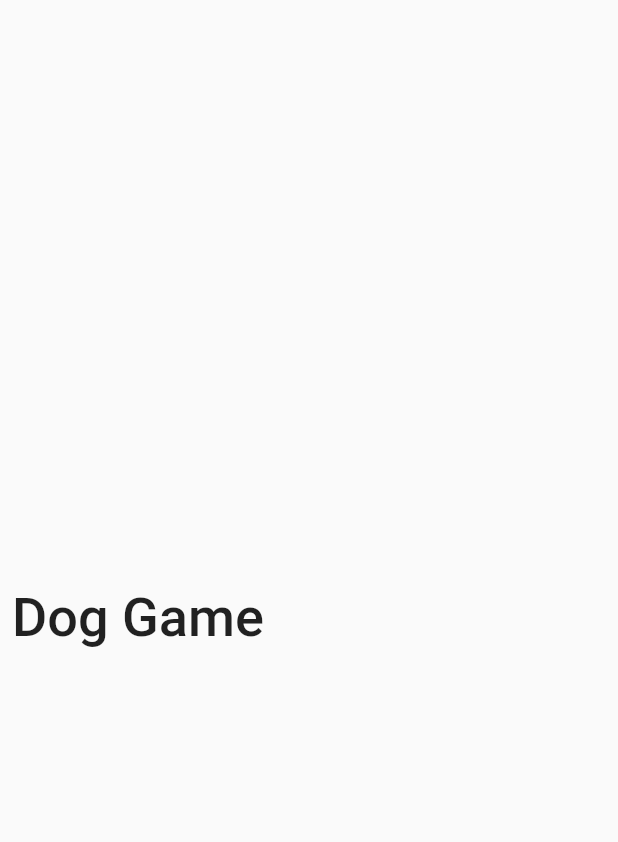
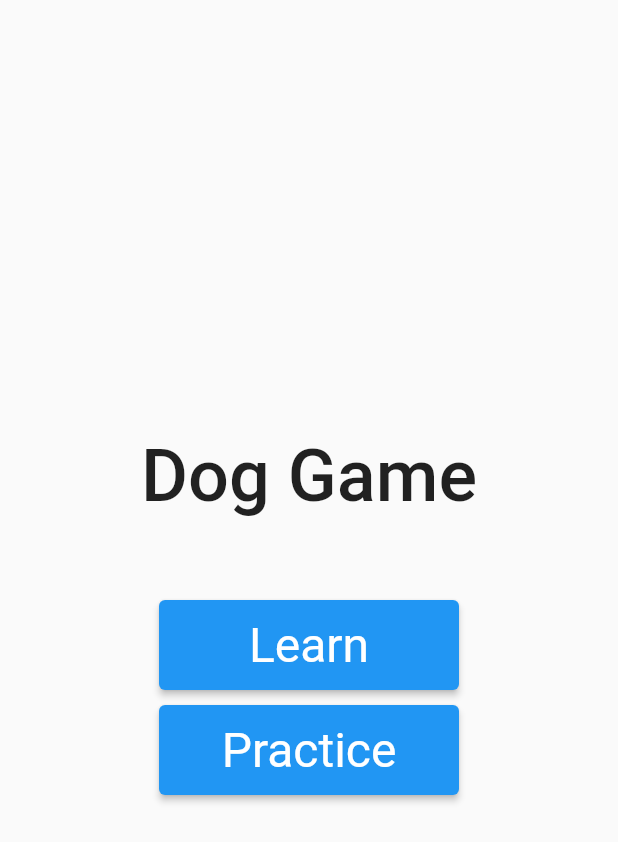
Before and after one commit to ImperialOctopus/dog-breed-game, a Flutter app: the screen it shows after launch, on a phone screen of 412 x 824 dp. Shown: the top 842 px of the screen. Run offline on Flutter 3.47's test engine with Material 2 defaults, Android fonts, the phone set to English and light mode, and no system bars; our stand-ins replace flutter_bloc.

Commit message:
Theme menu screen

```diff
--- a/lib/dog_breed_game.dart
+++ b/lib/dog_breed_game.dart
@@ -11,6 +11,7 @@ class DogBreedGame extends StatelessWidget {
 
   @override
   Widget build(BuildContext context) {
+    return const AppView();
     return MultiRepositoryProvider(
       providers: [],
       child: MultiBlocProvider(
--- a/lib/screen/menu/menu_screen.dart
+++ b/lib/screen/menu/menu_screen.dart
@@ -10,6 +10,7 @@ class MenuScreen extends StatelessWidget {
     return Scaffold(
       body: Padding(
         padding: const EdgeInsets.all(8),
+        child: Center(
           child: Column(
             crossAxisAlignment: CrossAxisAlignment.center,
             mainAxisAlignment: MainAxisAlignment.center,
@@ -18,7 +19,23 @@ class MenuScreen extends StatelessWidget {
                 'Dog Game',
                 style: Theme.of(context).textTheme.headline1,
               ),
+              Container(height: 50),
+              Padding(
+                padding: const EdgeInsets.symmetric(vertical: 5),
+                child: ElevatedButton(
+                  child: const Text('Learn'),
+                  onPressed: () {},
+                ),
+              ),
+              Padding(
+                padding: const EdgeInsets.symmetric(vertical: 5),
+                child: ElevatedButton(
+                  child: const Text('Practice'),
+                  onPressed: () {},
+                ),
+              ),
             ],
+          ),
         ),
       ),
     );
--- a/lib/theme/theme.dart
+++ b/lib/theme/theme.dart
@@ -8,16 +8,24 @@ final themeData = ThemeData(
   accentColor: const Color.fromARGB(255, 181, 51, 70),
   textSelectionTheme: const TextSelectionThemeData(
       cursorColor: Color.fromARGB(255, 181, 51, 70)),
+
   outlinedButtonTheme: OutlinedButtonThemeData(
     style: OutlinedButton.styleFrom(
-      primary: const Color.fromARGB(255, 181, 51, 70),
+      //primary: const Color.fromARGB(255, 181, 51, 70),
       textStyle: const TextStyle(fontSize: 32),
       minimumSize: const Size(200, 60),
     ),
   ),
+  elevatedButtonTheme: ElevatedButtonThemeData(
+      style: ElevatedButton.styleFrom(
+    //primary: const Color.fromARGB(255, 181, 51, 70),
+    textStyle: const TextStyle(fontSize: 32),
+    minimumSize: const Size(200, 60),
+  )),
+
   textTheme: const TextTheme(
     headline1: TextStyle(
-      fontSize: 36,
+      fontSize: 48,
       fontWeight: FontWeight.w500,
       color: Colors.black87,
     ),
```
Also changed, not shown: 1 other file. Lines whose indentation alone changed are shown as unchanged.
